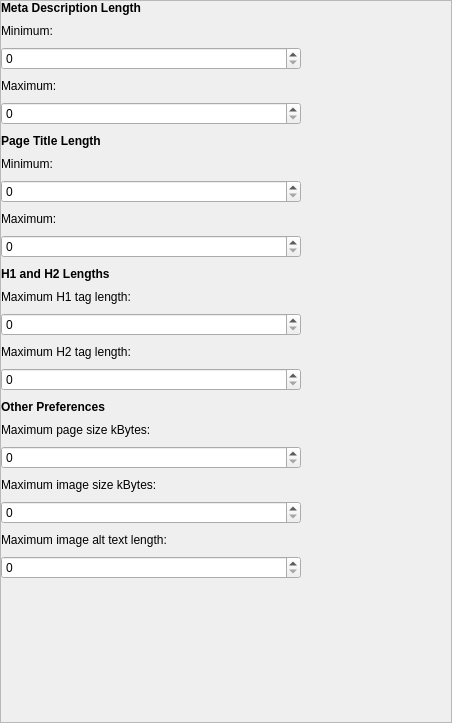
Qt form seospider/ui/preferences_settings_widget.ui (andrascii/RiveSolutions_SEO_Spider) before a commit.
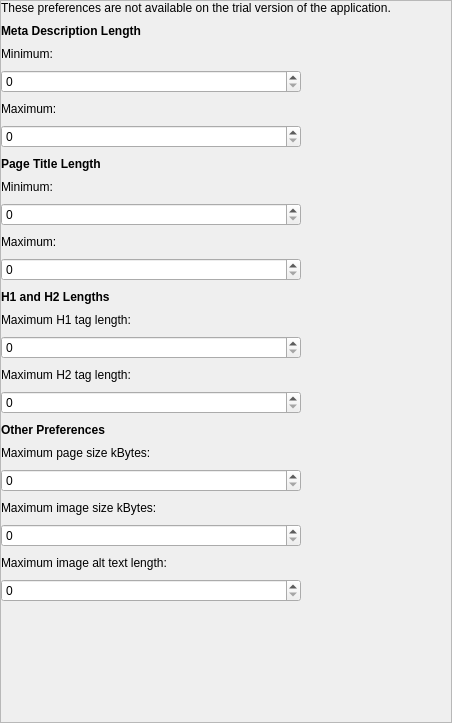
The same form after that commit. Custom widgets are drawn as their Qt base class.

Commit message: Trial license gui changes

What changed in the file:
```diff
--- a/seospider/ui/preferences_settings_widget.ui
+++ b/seospider/ui/preferences_settings_widget.ui
@@ -67,187 +67,7 @@
         <property name="verticalSpacing">
          <number>9</number>
         </property>
-        <item row="20" column="0" colspan="2">
-         <widget class="QLabel" name="label_11">
-          <property name="text">
-           <string>Maximum image size kBytes:</string>
-          </property>
-         </widget>
-        </item>
         <item row="17" column="0" colspan="2">
-         <widget class="QLabel" name="label_2">
-          <property name="font">
-           <font>
-            <weight>75</weight>
-            <bold>true</bold>
-           </font>
-          </property>
-          <property name="text">
-           <string>Other Preferences</string>
-          </property>
-         </widget>
-        </item>
-        <item row="22" column="0" colspan="2">
-         <widget class="QLabel" name="label_12">
-          <property name="text">
-           <string>Maximum image alt text length:</string>
-          </property>
-         </widget>
-        </item>
-        <item row="0" column="0" colspan="2">
-         <widget class="QLabel" name="label">
-          <property name="font">
-           <font>
-            <weight>75</weight>
-            <bold>true</bold>
-           </font>
-          </property>
-          <property name="text">
-           <string>Meta Description Length</string>
-          </property>
-         </widget>
-        </item>
-        <item row="19" column="0" colspan="2">
-         <widget class="QSpinBox" name="spinBox_7">
-          <property name="sizePolicy">
-           <sizepolicy hsizetype="Preferred" vsizetype="Preferred">
-            <horstretch>0</horstretch>
-            <verstretch>0</verstretch>
-           </sizepolicy>
-          </property>
-          <property name="minimumSize">
-           <size>
-            <width>50</width>
-            <height>0</height>
-           </size>
-          </property>
-          <property name="maximum">
-           <number>999999999</number>
-          </property>
-          <property name="controlKey" stdset="0">
-           <string notr="true">maxPageSize</string>
-          </property>
-         </widget>
-        </item>
-        <item row="11" column="0" colspan="2">
-         <widget class="QSpinBox" name="spinBox_10">
-          <property name="sizePolicy">
-           <sizepolicy hsizetype="Preferred" vsizetype="Preferred">
-            <horstretch>0</horstretch>
-            <verstretch>0</verstretch>
-           </sizepolicy>
-          </property>
-          <property name="minimumSize">
-           <size>
-            <width>50</width>
-            <height>0</height>
-           </size>
-          </property>
-          <property name="maximum">
-           <number>300</number>
-          </property>
-          <property name="controlKey" stdset="0">
-           <string notr="true">maxTitleLength</string>
-          </property>
-         </widget>
-        </item>
-        <item row="9" column="0" colspan="2">
-         <widget class="QSpinBox" name="spinBox_9">
-          <property name="sizePolicy">
-           <sizepolicy hsizetype="Preferred" vsizetype="Preferred">
-            <horstretch>0</horstretch>
-            <verstretch>0</verstretch>
-           </sizepolicy>
-          </property>
-          <property name="minimumSize">
-           <size>
-            <width>50</width>
-            <height>0</height>
-           </size>
-          </property>
-          <property name="maximum">
-           <number>300</number>
-          </property>
-          <property name="controlKey" stdset="0">
-           <string notr="true">minTitleLength</string>
-          </property>
-         </widget>
-        </item>
-        <item row="4" column="0" rowspan="3" colspan="2">
-         <widget class="QSpinBox" name="spinBox_8">
-          <property name="sizePolicy">
-           <sizepolicy hsizetype="Preferred" vsizetype="Preferred">
-            <horstretch>0</horstretch>
-            <verstretch>0</verstretch>
-           </sizepolicy>
-          </property>
-          <property name="minimumSize">
-           <size>
-            <width>50</width>
-            <height>0</height>
-           </size>
-          </property>
-          <property name="maximum">
-           <number>300</number>
-          </property>
-          <property name="controlKey" stdset="0">
-           <string notr="true">maxDescriptionLength</string>
-          </property>
-         </widget>
-        </item>
-        <item row="1" column="0" colspan="2">
-         <widget class="QLabel" name="label_4">
-          <property name="text">
-           <string>Minimum:</string>
-          </property>
-         </widget>
-        </item>
-        <item row="15" column="0" colspan="2">
-         <widget class="QLabel" name="label_14">
-          <property name="text">
-           <string>Maximum H2 tag length:</string>
-          </property>
-         </widget>
-        </item>
-        <item row="24" column="0" rowspan="5" colspan="2">
-         <spacer name="horizontalSpacer_2">
-          <property name="orientation">
-           <enum>Qt::Horizontal</enum>
-          </property>
-          <property name="sizeType">
-           <enum>QSizePolicy::Fixed</enum>
-          </property>
-          <property name="sizeHint" stdset="0">
-           <size>
-            <width>300</width>
-            <height>20</height>
-           </size>
-          </property>
-         </spacer>
-        </item>
-        <item row="23" column="0" colspan="2">
-         <widget class="QSpinBox" name="spinBox_2">
-          <property name="sizePolicy">
-           <sizepolicy hsizetype="Preferred" vsizetype="Preferred">
-            <horstretch>0</horstretch>
-            <verstretch>0</verstretch>
-           </sizepolicy>
-          </property>
-          <property name="minimumSize">
-           <size>
-            <width>50</width>
-            <height>0</height>
-           </size>
-          </property>
-          <property name="maximum">
-           <number>300</number>
-          </property>
-          <property name="controlKey" stdset="0">
-           <string notr="true">maxImageAltTextChars</string>
-          </property>
-         </widget>
-        </item>
-        <item row="16" column="0" colspan="2">
          <widget class="QSpinBox" name="spinBox_5">
           <property name="sizePolicy">
            <sizepolicy hsizetype="Preferred" vsizetype="Preferred">
@@ -269,14 +89,14 @@
           </property>
          </widget>
         </item>
-        <item row="13" column="0" colspan="2">
+        <item row="14" column="0" colspan="2">
          <widget class="QLabel" name="label_13">
           <property name="text">
            <string>Maximum H1 tag length:</string>
           </property>
          </widget>
         </item>
-        <item row="12" column="0" colspan="2">
+        <item row="13" column="0" colspan="2">
          <widget class="QLabel" name="label_3">
           <property name="font">
            <font>
@@ -289,7 +109,7 @@
           </property>
          </widget>
         </item>
-        <item row="14" column="0" colspan="2">
+        <item row="15" column="0" colspan="2">
          <widget class="QSpinBox" name="spinBox">
           <property name="sizePolicy">
            <sizepolicy hsizetype="Preferred" vsizetype="Preferred">
@@ -311,7 +131,7 @@
           </property>
          </widget>
         </item>
-        <item row="29" column="0" colspan="2">
+        <item row="30" column="0" colspan="2">
          <spacer name="verticalSpacer">
           <property name="orientation">
            <enum>Qt::Vertical</enum>
@@ -324,7 +144,7 @@
           </property>
          </spacer>
         </item>
-        <item row="21" column="0" colspan="2">
+        <item row="22" column="0" colspan="2">
          <widget class="QSpinBox" name="spinBox_6">
           <property name="sizePolicy">
            <sizepolicy hsizetype="Preferred" vsizetype="Preferred">
@@ -346,28 +166,230 @@
           </property>
          </widget>
         </item>
-        <item row="10" column="0" colspan="2">
+        <item row="24" column="0" colspan="2">
+         <widget class="QSpinBox" name="spinBox_2">
+          <property name="sizePolicy">
+           <sizepolicy hsizetype="Preferred" vsizetype="Preferred">
+            <horstretch>0</horstretch>
+            <verstretch>0</verstretch>
+           </sizepolicy>
+          </property>
+          <property name="minimumSize">
+           <size>
+            <width>50</width>
+            <height>0</height>
+           </size>
+          </property>
+          <property name="maximum">
+           <number>300</number>
+          </property>
+          <property name="controlKey" stdset="0">
+           <string notr="true">maxImageAltTextChars</string>
+          </property>
+         </widget>
+        </item>
+        <item row="11" column="0" colspan="2">
          <widget class="QLabel" name="label_15">
           <property name="text">
            <string>Maximum:</string>
           </property>
          </widget>
         </item>
+        <item row="23" column="0" colspan="2">
+         <widget class="QLabel" name="label_12">
+          <property name="text">
+           <string>Maximum image alt text length:</string>
+          </property>
+         </widget>
+        </item>
+        <item row="9" column="0" colspan="2">
+         <widget class="QLabel" name="label_6">
+          <property name="text">
+           <string>Minimum:</string>
+          </property>
+         </widget>
+        </item>
         <item row="18" column="0" colspan="2">
+         <widget class="QLabel" name="label_2">
+          <property name="font">
+           <font>
+            <weight>75</weight>
+            <bold>true</bold>
+           </font>
+          </property>
+          <property name="text">
+           <string>Other Preferences</string>
+          </property>
+         </widget>
+        </item>
+        <item row="19" column="0" colspan="2">
          <widget class="QLabel" name="label_16">
           <property name="text">
            <string>Maximum page size kBytes:</string>
           </property>
          </widget>
         </item>
+        <item row="10" column="0" colspan="2">
+         <widget class="QSpinBox" name="spinBox_9">
+          <property name="sizePolicy">
+           <sizepolicy hsizetype="Preferred" vsizetype="Preferred">
+            <horstretch>0</horstretch>
+            <verstretch>0</verstretch>
+           </sizepolicy>
+          </property>
+          <property name="minimumSize">
+           <size>
+            <width>50</width>
+            <height>0</height>
+           </size>
+          </property>
+          <property name="maximum">
+           <number>300</number>
+          </property>
+          <property name="controlKey" stdset="0">
+           <string notr="true">minTitleLength</string>
+          </property>
+         </widget>
+        </item>
+        <item row="20" column="0" colspan="2">
+         <widget class="QSpinBox" name="spinBox_7">
+          <property name="sizePolicy">
+           <sizepolicy hsizetype="Preferred" vsizetype="Preferred">
+            <horstretch>0</horstretch>
+            <verstretch>0</verstretch>
+           </sizepolicy>
+          </property>
+          <property name="minimumSize">
+           <size>
+            <width>50</width>
+            <height>0</height>
+           </size>
+          </property>
+          <property name="maximum">
+           <number>999999999</number>
+          </property>
+          <property name="controlKey" stdset="0">
+           <string notr="true">maxPageSize</string>
+          </property>
+         </widget>
+        </item>
+        <item row="21" column="0" colspan="2">
+         <widget class="QLabel" name="label_11">
+          <property name="text">
+           <string>Maximum image size kBytes:</string>
+          </property>
+         </widget>
+        </item>
+        <item row="5" column="0" rowspan="3" colspan="2">
+         <widget class="QSpinBox" name="spinBox_8">
+          <property name="sizePolicy">
+           <sizepolicy hsizetype="Preferred" vsizetype="Preferred">
+            <horstretch>0</horstretch>
+            <verstretch>0</verstretch>
+           </sizepolicy>
+          </property>
+          <property name="minimumSize">
+           <size>
+            <width>50</width>
+            <height>0</height>
+           </size>
+          </property>
+          <property name="maximum">
+           <number>300</number>
+          </property>
+          <property name="controlKey" stdset="0">
+           <string notr="true">maxDescriptionLength</string>
+          </property>
+         </widget>
+        </item>
+        <item row="1" column="0" colspan="2">
+         <widget class="QLabel" name="label">
+          <property name="font">
+           <font>
+            <weight>75</weight>
+            <bold>true</bold>
+           </font>
+          </property>
+          <property name="text">
+           <string>Meta Description Length</string>
+          </property>
+         </widget>
+        </item>
+        <item row="12" column="0" colspan="2">
+         <widget class="QSpinBox" name="spinBox_10">
+          <property name="sizePolicy">
+           <sizepolicy hsizetype="Preferred" vsizetype="Preferred">
+            <horstretch>0</horstretch>
+            <verstretch>0</verstretch>
+           </sizepolicy>
+          </property>
+          <property name="minimumSize">
+           <size>
+            <width>50</width>
+            <height>0</height>
+           </size>
+          </property>
+          <property name="maximum">
+           <number>300</number>
+          </property>
+          <property name="controlKey" stdset="0">
+           <string notr="true">maxTitleLength</string>
+          </property>
+         </widget>
+        </item>
+        <item row="2" column="0" colspan="2">
+         <widget class="QLabel" name="label_4">
+          <property name="text">
+           <string>Minimum:</string>
+          </property>
+         </widget>
+        </item>
+        <item row="16" column="0" colspan="2">
+         <widget class="QLabel" name="label_14">
+          <property name="text">
+           <string>Maximum H2 tag length:</string>
+          </property>
+         </widget>
+        </item>
+        <item row="25" column="0" rowspan="5" colspan="2">
+         <spacer name="horizontalSpacer_2">
+          <property name="orientation">
+           <enum>Qt::Horizontal</enum>
+          </property>
+          <property name="sizeType">
+           <enum>QSizePolicy::Fixed</enum>
+          </property>
+          <property name="sizeHint" stdset="0">
+           <size>
+            <width>300</width>
+            <height>20</height>
+           </size>
+          </property>
+         </spacer>
+        </item>
+        <item row="3" column="0" colspan="2">
+         <widget class="QSpinBox" name="spinBox_4">
+          <property name="sizePolicy">
+           <sizepolicy hsizetype="Preferred" vsizetype="Preferred">
+            <horstretch>0</horstretch>
+            <verstretch>0</verstretch>
+           </sizepolicy>
+          </property>
+          <property name="minimumSize">
+           <size>
+            <width>50</width>
+            <height>0</height>
+           </size>
+          </property>
+          <property name="maximum">
+           <number>300</number>
+          </property>
+          <property name="controlKey" stdset="0">
+           <string notr="true">minDescriptionLength</string>
+          </property>
+         </widget>
+        </item>
         <item row="8" column="0" colspan="2">
-         <widget class="QLabel" name="label_6">
-          <property name="text">
-           <string>Minimum:</string>
-          </property>
-         </widget>
-        </item>
-        <item row="7" column="0" colspan="2">
          <widget class="QLabel" name="label_5">
           <property name="font">
            <font>
@@ -380,7 +402,14 @@
           </property>
          </widget>
         </item>
-        <item row="2" column="2">
+        <item row="4" column="0" colspan="2">
+         <widget class="QLabel" name="label_8">
+          <property name="text">
+           <string>Maximum:</string>
+          </property>
+         </widget>
+        </item>
+        <item row="3" column="2">
          <spacer name="horizontalSpacer">
           <property name="orientation">
            <enum>Qt::Horizontal</enum>
@@ -393,32 +422,10 @@
           </property>
          </spacer>
         </item>
-        <item row="2" column="0" colspan="2">
-         <widget class="QSpinBox" name="spinBox_4">
-          <property name="sizePolicy">
-           <sizepolicy hsizetype="Preferred" vsizetype="Preferred">
-            <horstretch>0</horstretch>
-            <verstretch>0</verstretch>
-           </sizepolicy>
-          </property>
-          <property name="minimumSize">
-           <size>
-            <width>50</width>
-            <height>0</height>
-           </size>
-          </property>
-          <property name="maximum">
-           <number>300</number>
-          </property>
-          <property name="controlKey" stdset="0">
-           <string notr="true">minDescriptionLength</string>
-          </property>
-         </widget>
-        </item>
-        <item row="3" column="0" colspan="2">
-         <widget class="QLabel" name="label_8">
+        <item row="0" column="0" colspan="3">
+         <widget class="SeoSpider::TrialLicenseLabel" name="trialLabel">
           <property name="text">
-           <string>Maximum:</string>
+           <string>These preferences are not available on the trial version of the application.</string>
           </property>
          </widget>
         </item>
@@ -429,6 +436,13 @@
    </item>
   </layout>
  </widget>
+ <customwidgets>
+  <customwidget>
+   <class>SeoSpider::TrialLicenseLabel</class>
+   <extends>QLabel</extends>
+   <header location="global">trial_license_label.h</header>
+  </customwidget>
+ </customwidgets>
  <resources/>
  <connections/>
 </ui>
```
The commit also changes 16 other files.
